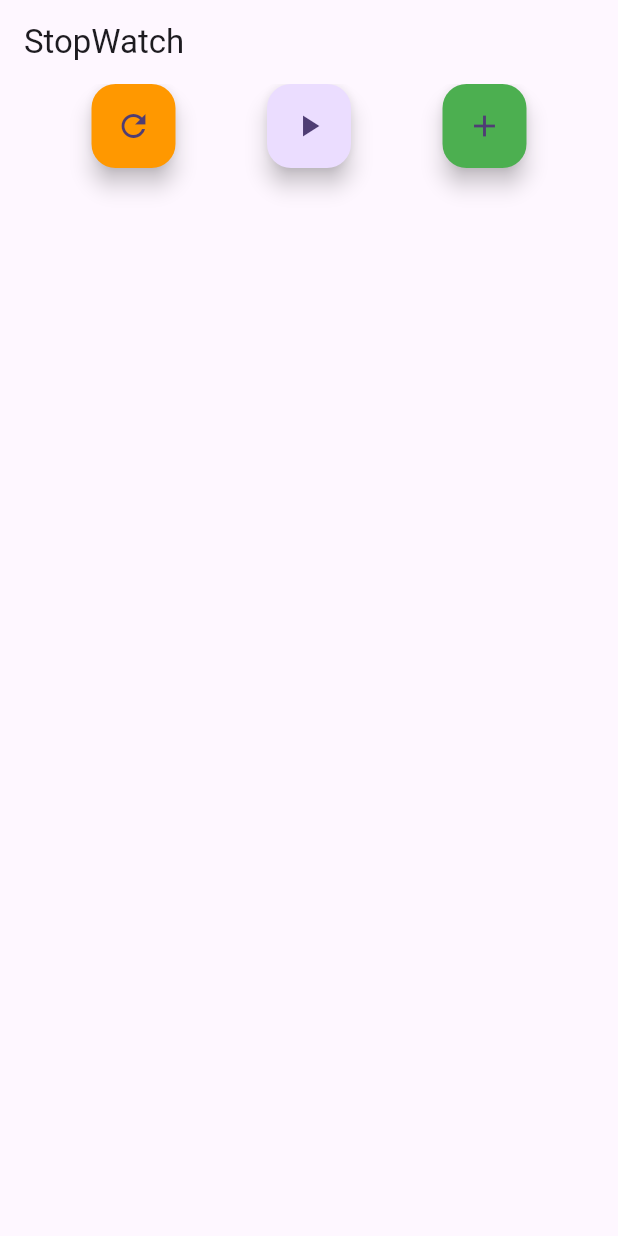
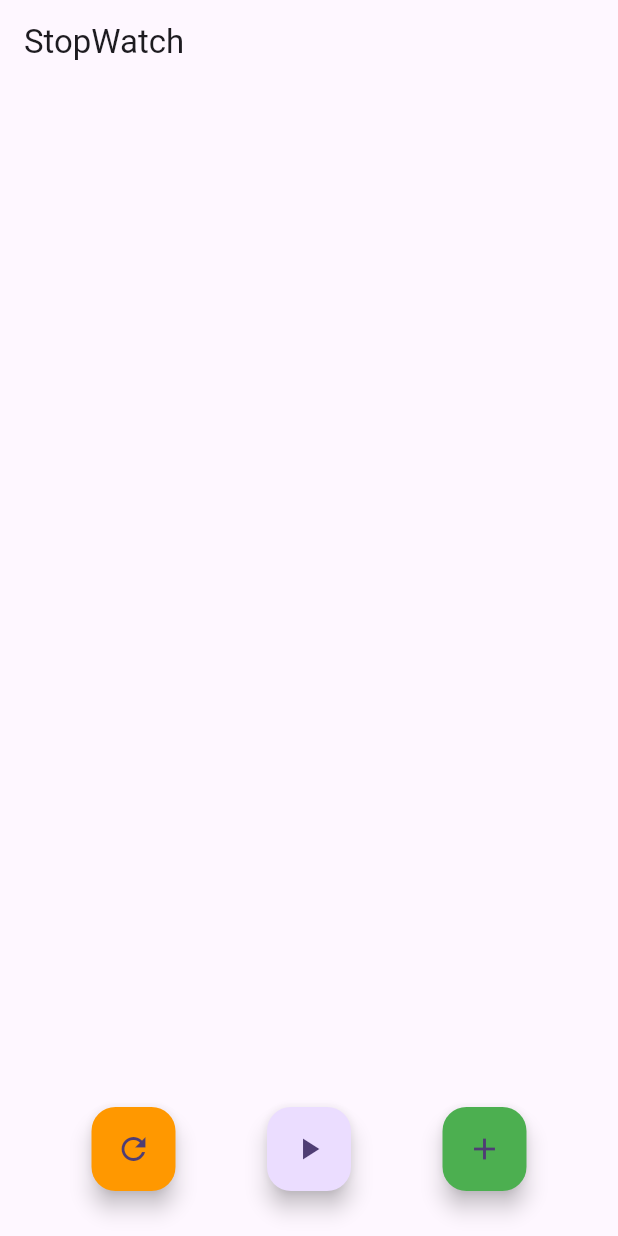
Before and after one commit to 0titanium/flutter_stopwatch, a Flutter app: the screen it shows after launch, on a phone screen of 412 x 824 dp. Run offline on Flutter 3.47's test engine with Material 3 defaults, Android fonts, the phone set to English and light mode, and no system bars.

Commit message:
feat: add empty space above and below the button

```diff
--- a/lib/presentation/stopwatch_screen.dart
+++ b/lib/presentation/stopwatch_screen.dart
@@ -16,6 +16,7 @@ class _StopWatchScreenState extends State<StopWatchScreen> {
       ),
       body: Column(
         children: [
+          Spacer(),
           Row(
             mainAxisAlignment: MainAxisAlignment.spaceEvenly,
             children: [
@@ -34,7 +35,8 @@ class _StopWatchScreenState extends State<StopWatchScreen> {
                 child: Icon(Icons.add),
               ),
             ],
-          )
+          ),
+          SizedBox(height: 30,),
         ],
       ),
     );
```
